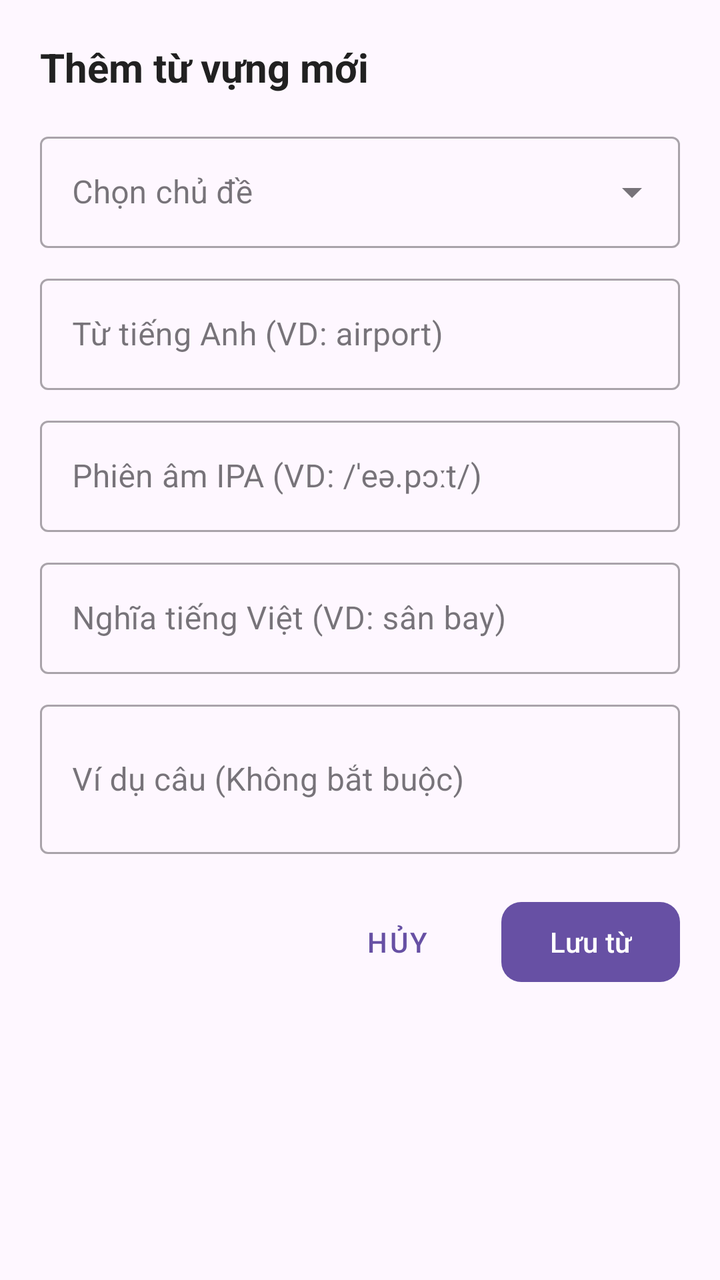
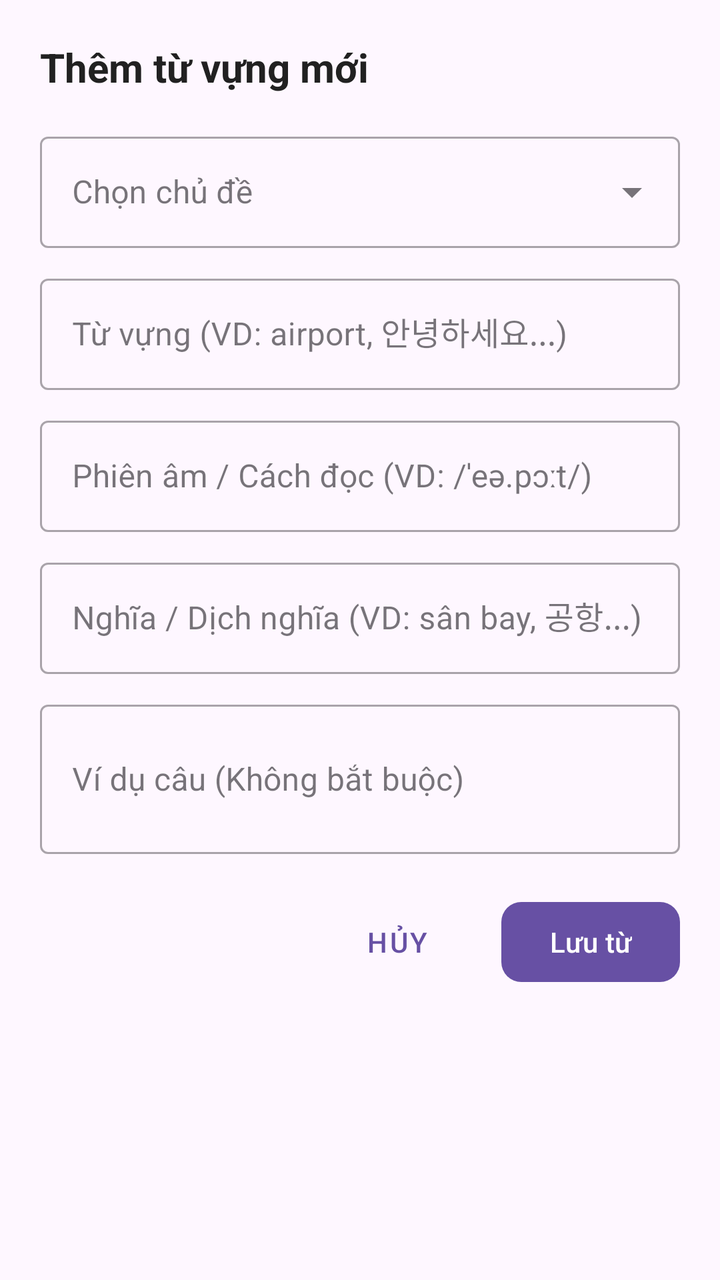

Compare the two renders of this Android layout. The source of the first and the diff that turns it into the second are given below.
<!-- AndroidManifest.xml: application theme Theme.ProjectHocTiengAnh -->
<!-- res/layout/dialog_them_tu_vung.xml -->
<?xml version="1.0" encoding="utf-8"?>
<LinearLayout xmlns:android="http://schemas.android.com/apk/res/android"
    xmlns:app="http://schemas.android.com/apk/res-auto"
    android:layout_width="match_parent"
    android:layout_height="wrap_content"
    android:orientation="vertical"
    android:padding="20dp">

    <TextView
        android:id="@+id/tvDialogTitle"
        android:layout_width="wrap_content"
        android:layout_height="wrap_content"
        android:text="Thêm từ vựng mới"
        android:textColor="@color/text_primary"
        android:textSize="20sp"
        android:textStyle="bold" />

    
    <com.google.android.material.textfield.TextInputLayout
        android:id="@+id/layoutSelectTopic"
        style="@style/Widget.MaterialComponents.TextInputLayout.OutlinedBox.ExposedDropdownMenu"
        android:layout_width="match_parent"
        android:layout_height="wrap_content"
        android:layout_marginTop="16dp"
        android:hint="Chọn chủ đề">

        <AutoCompleteTextView
            android:id="@+id/actvSelectTopic"
            android:layout_width="match_parent"
            android:layout_height="wrap_content"
            android:inputType="none" />
    </com.google.android.material.textfield.TextInputLayout>

    <com.google.android.material.textfield.TextInputLayout
        style="@style/Widget.MaterialComponents.TextInputLayout.OutlinedBox"
        android:layout_width="match_parent"
        android:layout_height="wrap_content"
        android:layout_marginTop="10dp"
        android:hint="Từ tiếng Anh (VD: airport)">

        <com.google.android.material.textfield.TextInputEditText
            android:id="@+id/etWord"
            android:layout_width="match_parent"
            android:layout_height="wrap_content"
            android:inputType="text" />
    </com.google.android.material.textfield.TextInputLayout>

    <com.google.android.material.textfield.TextInputLayout
        style="@style/Widget.MaterialComponents.TextInputLayout.OutlinedBox"
        android:layout_width="match_parent"
        android:layout_height="wrap_content"
        android:layout_marginTop="10dp"
        android:hint="Phiên âm IPA (VD: /ˈeə.pɔːt/)">

        <com.google.android.material.textfield.TextInputEditText
            android:id="@+id/etPhonetic"
            android:layout_width="match_parent"
            android:layout_height="wrap_content"
            android:inputType="text" />
    </com.google.android.material.textfield.TextInputLayout>

    <com.google.android.material.textfield.TextInputLayout
        style="@style/Widget.MaterialComponents.TextInputLayout.OutlinedBox"
        android:layout_width="match_parent"
        android:layout_height="wrap_content"
        android:layout_marginTop="10dp"
        android:hint="Nghĩa tiếng Việt (VD: sân bay)">

        <com.google.android.material.textfield.TextInputEditText
            android:id="@+id/etMeaning"
            android:layout_width="match_parent"
            android:layout_height="wrap_content"
            android:inputType="text" />
    </com.google.android.material.textfield.TextInputLayout>

    <com.google.android.material.textfield.TextInputLayout
        style="@style/Widget.MaterialComponents.TextInputLayout.OutlinedBox"
        android:layout_width="match_parent"
        android:layout_height="wrap_content"
        android:layout_marginTop="10dp"
        android:hint="Ví dụ câu (Không bắt buộc)">

        <com.google.android.material.textfield.TextInputEditText
            android:id="@+id/etExample"
            android:layout_width="match_parent"
            android:layout_height="wrap_content"
            android:inputType="textMultiLine"
            android:minLines="2" />
    </com.google.android.material.textfield.TextInputLayout>

    <LinearLayout
        android:layout_width="match_parent"
        android:layout_height="wrap_content"
        android:layout_marginTop="20dp"
        android:gravity="end"
        android:orientation="horizontal">

        <com.google.android.material.button.MaterialButton
            android:id="@+id/btnCancelWord"
            style="@style/Widget.MaterialComponents.Button.TextButton"
            android:layout_width="wrap_content"
            android:layout_height="wrap_content"
            android:text="Hủy" />

        <com.google.android.material.button.MaterialButton
            android:id="@+id/btnSaveWord"
            android:layout_width="wrap_content"
            android:layout_height="wrap_content"
            android:layout_marginStart="8dp"
            android:text="Lưu từ"
            app:cornerRadius="10dp" />

    </LinearLayout>

</LinearLayout>
<!-- resources referenced by this layout -->
<resources>
  <color name="text_primary">#212121</color>
  <style name="Theme.ProjectHocTiengAnh" parent="Base.Theme.ProjectHocTiengAnh" />
  <style name="Base.Theme.ProjectHocTiengAnh" parent="Theme.Material3.DayNight.NoActionBar">
          
          
      </style>
</resources>

<!-- the commit's change to res/layout/dialog_them_tu_vung.xml (unified diff, before → after) -->
@@ -36,13 +36,13 @@
         android:layout_width="match_parent"
         android:layout_height="wrap_content"
         android:layout_marginTop="10dp"
-        android:hint="Từ tiếng Anh (VD: airport)">
+        android:hint="Từ vựng (VD: airport, 안녕하세요...)">
 
         <com.google.android.material.textfield.TextInputEditText
             android:id="@+id/etWord"
             android:layout_width="match_parent"
             android:layout_height="wrap_content"
-            android:inputType="text" />
+            android:inputType="textMultiLine|textNoSuggestions" />
     </com.google.android.material.textfield.TextInputLayout>
 
     <com.google.android.material.textfield.TextInputLayout
@@ -50,13 +50,13 @@
         android:layout_width="match_parent"
         android:layout_height="wrap_content"
         android:layout_marginTop="10dp"
-        android:hint="Phiên âm IPA (VD: /ˈeə.pɔːt/)">
+        android:hint="Phiên âm / Cách đọc (VD: /ˈeə.pɔːt/)">
 
         <com.google.android.material.textfield.TextInputEditText
             android:id="@+id/etPhonetic"
             android:layout_width="match_parent"
             android:layout_height="wrap_content"
-            android:inputType="text" />
+            android:inputType="textMultiLine|textNoSuggestions" />
     </com.google.android.material.textfield.TextInputLayout>
 
     <com.google.android.material.textfield.TextInputLayout
@@ -64,13 +64,13 @@
         android:layout_width="match_parent"
         android:layout_height="wrap_content"
         android:layout_marginTop="10dp"
-        android:hint="Nghĩa tiếng Việt (VD: sân bay)">
+        android:hint="Nghĩa / Dịch nghĩa (VD: sân bay, 공항...)">
 
         <com.google.android.material.textfield.TextInputEditText
             android:id="@+id/etMeaning"
             android:layout_width="match_parent"
             android:layout_height="wrap_content"
-            android:inputType="text" />
+            android:inputType="textMultiLine|textNoSuggestions" />
     </com.google.android.material.textfield.TextInputLayout>
 
     <com.google.android.material.textfield.TextInputLayout
@@ -84,7 +84,7 @@
             android:id="@+id/etExample"
             android:layout_width="match_parent"
             android:layout_height="wrap_content"
-            android:inputType="textMultiLine"
+            android:inputType="textMultiLine|textNoSuggestions"
             android:minLines="2" />
     </com.google.android.material.textfield.TextInputLayout>
 
